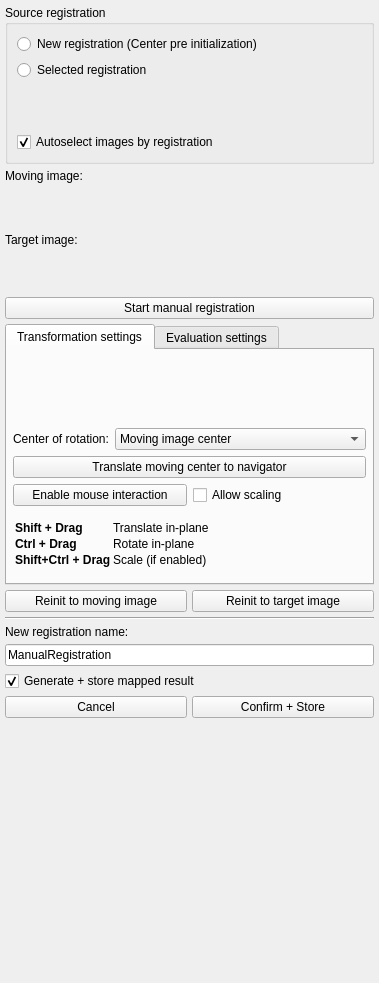
Above: Plugins/org.mitk.gui.qt.matchpoint.manipulator/src/internal/QmitkMatchPointRegistrationManipulator.ui from MITK/MITK before the change. Below: the same form after it.
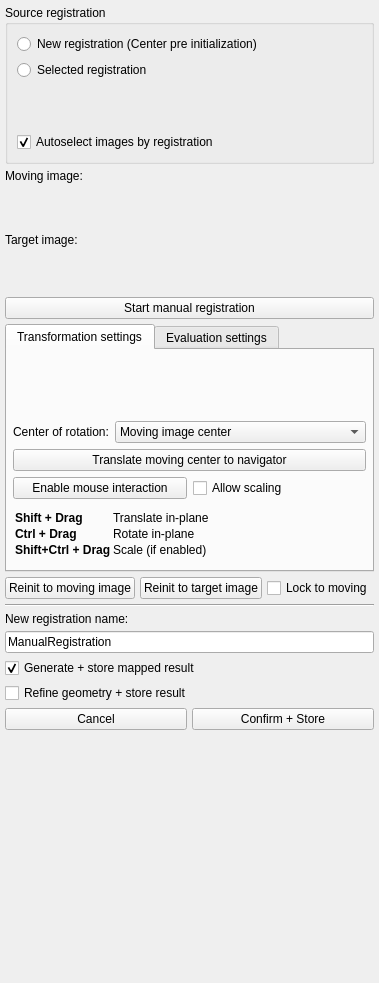
That is the form after the change. Custom widgets are drawn as their Qt base class.

Commit message: - Fixed voxel shift in 3D preview - added moving perspective lock mode - Added "save refined image" option - fixed rotation center update - center point indicator is now always shown and a point is   used instead of a crosshair - updated documentation

Patch:
```diff
--- a/Plugins/org.mitk.gui.qt.matchpoint.manipulator/src/internal/QmitkMatchPointRegistrationManipulator.ui
+++ b/Plugins/org.mitk.gui.qt.matchpoint.manipulator/src/internal/QmitkMatchPointRegistrationManipulator.ui
@@ -307,6 +307,16 @@
        </property>
       </widget>
      </item>
+     <item>
+      <widget class="QCheckBox" name="checkLockMovingPerspective">
+       <property name="toolTip">
+        <string>&lt;html&gt;&lt;head/&gt;&lt;body&gt;&lt;p&gt;Automatically keep 2D render windows aligned with the moving image. Useful for thin moving images that would otherwise disappear when rotated out-of-plane.&lt;/p&gt;&lt;/body&gt;&lt;/html&gt;</string>
+       </property>
+       <property name="text">
+        <string>Lock to moving</string>
+       </property>
+      </widget>
+     </item>
     </layout>
    </item>
    <item>
@@ -349,6 +359,19 @@
      </property>
     </widget>
    </item>
+   <item>
+    <widget class="QCheckBox" name="checkRefineGeometry">
+     <property name="toolTip">
+      <string>If checked, a copy of the moving image with its geometry refined by the confirmed registration is stored as result. The image data is not resampled; only the spatial geometry is updated.</string>
+     </property>
+     <property name="text">
+      <string>Refine geometry + store result</string>
+     </property>
+     <property name="checked">
+      <bool>false</bool>
+     </property>
+    </widget>
+   </item>
    <item>
     <layout class="QHBoxLayout" name="horizontalLayout">
      <item>
```
Left out of the diff: 2 changed lines with no effect on the pictures. The commit also changes 3 other files.
